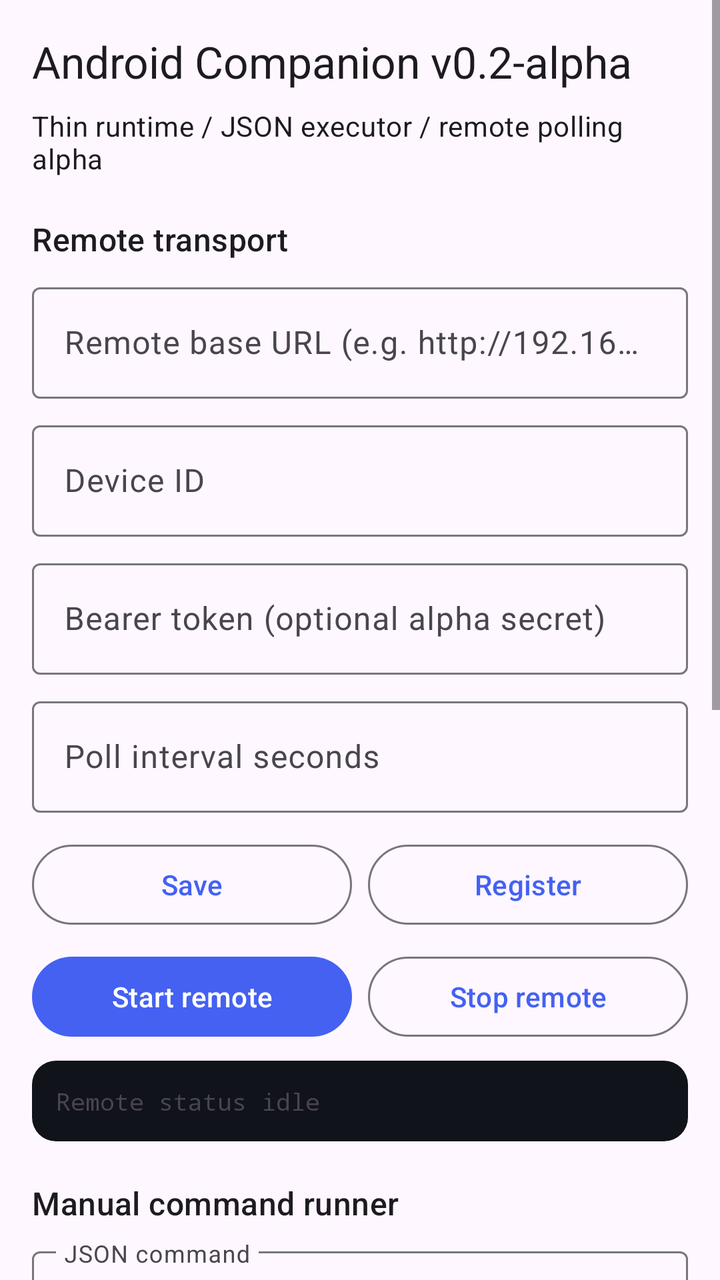
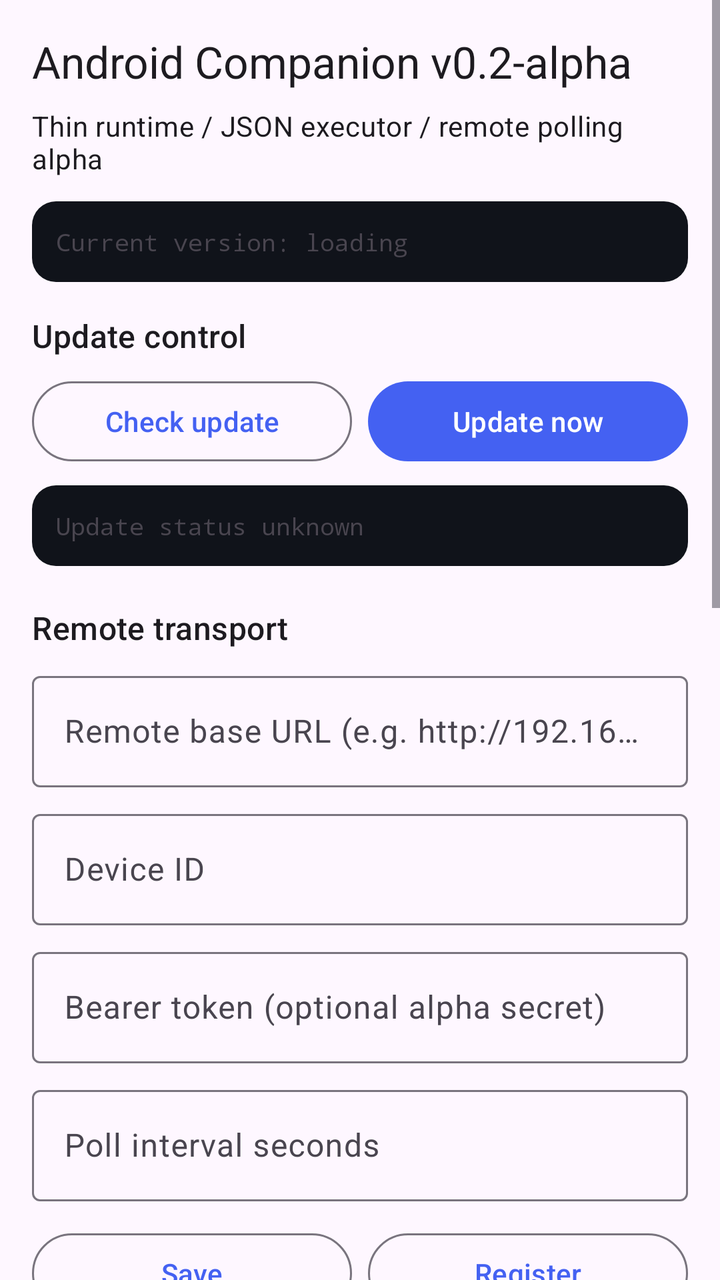

Screens rendered from an Android XML layout before and after an edit, with the pre-edit source and the edit as a unified diff.
<!-- AndroidManifest.xml: application theme Theme.AndroidCompanion -->
<!-- res/layout/activity_main.xml -->
<?xml version="1.0" encoding="utf-8"?>
<ScrollView xmlns:android="http://schemas.android.com/apk/res/android"
    android:layout_width="match_parent"
    android:layout_height="match_parent">

    <LinearLayout
        android:layout_width="match_parent"
        android:layout_height="wrap_content"
        android:orientation="vertical"
        android:padding="16dp">

        <TextView
            android:layout_width="wrap_content"
            android:layout_height="wrap_content"
            android:text="Android Companion v0.2-alpha"
            android:textAppearance="@style/TextAppearance.Material3.TitleLarge" />

        <TextView
            android:layout_width="wrap_content"
            android:layout_height="wrap_content"
            android:layout_marginTop="8dp"
            android:text="Thin runtime / JSON executor / remote polling alpha"
            android:textAppearance="@style/TextAppearance.Material3.BodyMedium" />

        <TextView
            android:layout_width="wrap_content"
            android:layout_height="wrap_content"
            android:layout_marginTop="20dp"
            android:text="Remote transport"
            android:textAppearance="@style/TextAppearance.Material3.TitleMedium" />

        <com.google.android.material.textfield.TextInputLayout
            android:layout_width="match_parent"
            android:layout_height="wrap_content"
            android:layout_marginTop="8dp"
            android:hint="Remote base URL (e.g. http://192.168.0.10:8787)">

            <com.google.android.material.textfield.TextInputEditText
                android:id="@+id/remoteBaseUrlInput"
                android:layout_width="match_parent"
                android:layout_height="wrap_content" />
        </com.google.android.material.textfield.TextInputLayout>

        <com.google.android.material.textfield.TextInputLayout
            android:layout_width="match_parent"
            android:layout_height="wrap_content"
            android:layout_marginTop="8dp"
            android:hint="Device ID">

            <com.google.android.material.textfield.TextInputEditText
                android:id="@+id/remoteDeviceIdInput"
                android:layout_width="match_parent"
                android:layout_height="wrap_content" />
        </com.google.android.material.textfield.TextInputLayout>

        <com.google.android.material.textfield.TextInputLayout
            android:layout_width="match_parent"
            android:layout_height="wrap_content"
            android:layout_marginTop="8dp"
            android:hint="Bearer token (optional alpha secret)">

            <com.google.android.material.textfield.TextInputEditText
                android:id="@+id/remoteTokenInput"
                android:layout_width="match_parent"
                android:layout_height="wrap_content" />
        </com.google.android.material.textfield.TextInputLayout>

        <com.google.android.material.textfield.TextInputLayout
            android:layout_width="match_parent"
            android:layout_height="wrap_content"
            android:layout_marginTop="8dp"
            android:hint="Poll interval seconds">

            <com.google.android.material.textfield.TextInputEditText
                android:id="@+id/remotePollSecondsInput"
                android:layout_width="match_parent"
                android:layout_height="wrap_content"
                android:inputType="number" />
        </com.google.android.material.textfield.TextInputLayout>

        <LinearLayout
            android:layout_width="match_parent"
            android:layout_height="wrap_content"
            android:layout_marginTop="12dp"
            android:orientation="horizontal">

            <com.google.android.material.button.MaterialButton
                android:id="@+id/saveRemoteConfigButton"
                style="@style/Widget.Material3.Button.OutlinedButton"
                android:layout_width="0dp"
                android:layout_height="wrap_content"
                android:layout_weight="1"
                android:text="Save" />

            <Space android:layout_width="8dp" android:layout_height="1dp" />

            <com.google.android.material.button.MaterialButton
                android:id="@+id/registerRemoteButton"
                style="@style/Widget.Material3.Button.OutlinedButton"
                android:layout_width="0dp"
                android:layout_height="wrap_content"
                android:layout_weight="1"
                android:text="Register" />
        </LinearLayout>

        <LinearLayout
            android:layout_width="match_parent"
            android:layout_height="wrap_content"
            android:layout_marginTop="8dp"
            android:orientation="horizontal">

            <com.google.android.material.button.MaterialButton
                android:id="@+id/startRemoteButton"
                android:layout_width="0dp"
                android:layout_height="wrap_content"
                android:layout_weight="1"
                android:text="Start remote" />

            <Space android:layout_width="8dp" android:layout_height="1dp" />

            <com.google.android.material.button.MaterialButton
                android:id="@+id/stopRemoteButton"
                style="@style/Widget.Material3.Button.OutlinedButton"
                android:layout_width="0dp"
                android:layout_height="wrap_content"
                android:layout_weight="1"
                android:text="Stop remote" />
        </LinearLayout>

        <TextView
            android:id="@+id/remoteStatusOutput"
            android:layout_width="match_parent"
            android:layout_height="wrap_content"
            android:layout_marginTop="8dp"
            android:background="@drawable/result_background"
            android:fontFamily="monospace"
            android:padding="12dp"
            android:text="Remote status idle"
            android:textIsSelectable="true"
            android:textSize="12sp" />

        <TextView
            android:layout_width="wrap_content"
            android:layout_height="wrap_content"
            android:layout_marginTop="20dp"
            android:text="Manual command runner"
            android:textAppearance="@style/TextAppearance.Material3.TitleMedium" />

        <com.google.android.material.textfield.TextInputLayout
            android:layout_width="match_parent"
            android:layout_height="wrap_content"
            android:layout_marginTop="8dp"
            android:hint="JSON command">

            <com.google.android.material.textfield.TextInputEditText
                android:id="@+id/commandInput"
                android:layout_width="match_parent"
                android:layout_height="220dp"
                android:gravity="top|start"
                android:inputType="textMultiLine"
                android:text='{
  "action": "health_ping",
  "params": {}
}' />
        </com.google.android.material.textfield.TextInputLayout>

        <com.google.android.material.button.MaterialButton
            android:id="@+id/executeButton"
            android:layout_width="match_parent"
            android:layout_height="wrap_content"
            android:layout_marginTop="12dp"
            android:text="Execute" />

        <LinearLayout
            android:layout_width="match_parent"
            android:layout_height="wrap_content"
            android:layout_marginTop="12dp"
            android:orientation="horizontal">

            <com.google.android.material.button.MaterialButton
                android:id="@+id/samplePingButton"
                style="@style/Widget.Material3.Button.OutlinedButton"
                android:layout_width="0dp"
                android:layout_height="wrap_content"
                android:layout_weight="1"
                android:text="Ping" />

            <Space android:layout_width="8dp" android:layout_height="1dp" />

            <com.google.android.material.button.MaterialButton
                android:id="@+id/sampleListAppsButton"
                style="@style/Widget.Material3.Button.OutlinedButton"
                android:layout_width="0dp"
                android:layout_height="wrap_content"
                android:layout_weight="1"
                android:text="Apps" />

            <Space android:layout_width="8dp" android:layout_height="1dp" />

            <com.google.android.material.button.MaterialButton
                android:id="@+id/sampleUpdateButton"
                style="@style/Widget.Material3.Button.OutlinedButton"
                android:layout_width="0dp"
                android:layout_height="wrap_content"
                android:layout_weight="1"
                android:text="Update" />
        </LinearLayout>

        <TextView
            android:layout_width="wrap_content"
            android:layout_height="wrap_content"
            android:layout_marginTop="16dp"
            android:text="Result"
            android:textAppearance="@style/TextAppearance.Material3.TitleMedium" />

        <TextView
            android:id="@+id/resultOutput"
            android:layout_width="match_parent"
            android:layout_height="wrap_content"
            android:layout_marginTop="8dp"
            android:background="@drawable/result_background"
            android:fontFamily="monospace"
            android:padding="12dp"
            android:textIsSelectable="true"
            android:textSize="12sp" />

        <TextView
            android:layout_width="wrap_content"
            android:layout_height="wrap_content"
            android:layout_marginTop="16dp"
            android:text="Recent command logs"
            android:textAppearance="@style/TextAppearance.Material3.TitleMedium" />

        <TextView
            android:id="@+id/recentLogsOutput"
            android:layout_width="match_parent"
            android:layout_height="wrap_content"
            android:layout_marginTop="8dp"
            android:background="@drawable/result_background"
            android:fontFamily="monospace"
            android:padding="12dp"
            android:textIsSelectable="true"
            android:textSize="12sp" />
    </LinearLayout>
</ScrollView>
<!-- resources referenced by this layout -->
<resources>
  <!-- drawable result_background (drawable) -->
  <shape xmlns:android="http://schemas.android.com/apk/res/android" android:shape="rectangle">
      <solid android:color="#10131A" />
      <corners android:radius="12dp" />
  </shape>
  <style name="Theme.AndroidCompanion" parent="Theme.Material3.DayNight.NoActionBar">
          <item name="colorPrimary">#4461F2</item>
          <item name="android:statusBarColor">@android:color/transparent</item>
          <item name="android:windowLightStatusBar" tools:targetApi="23">false</item>
      </style>
</resources>

<!-- the commit's change to res/layout/activity_main.xml (unified diff, before → after) -->
@@ -21,6 +21,61 @@
             android:layout_marginTop="8dp"
             android:text="Thin runtime / JSON executor / remote polling alpha"
             android:textAppearance="@style/TextAppearance.Material3.BodyMedium" />
+
+        <TextView
+            android:id="@+id/versionOutput"
+            android:layout_width="match_parent"
+            android:layout_height="wrap_content"
+            android:layout_marginTop="12dp"
+            android:background="@drawable/result_background"
+            android:fontFamily="monospace"
+            android:padding="12dp"
+            android:text="Current version: loading"
+            android:textIsSelectable="true"
+            android:textSize="12sp" />
+
+        <TextView
+            android:layout_width="wrap_content"
+            android:layout_height="wrap_content"
+            android:layout_marginTop="16dp"
+            android:text="Update control"
+            android:textAppearance="@style/TextAppearance.Material3.TitleMedium" />
+
+        <LinearLayout
+            android:layout_width="match_parent"
+            android:layout_height="wrap_content"
+            android:layout_marginTop="8dp"
+            android:orientation="horizontal">
+
+            <com.google.android.material.button.MaterialButton
+                android:id="@+id/checkUpdateButton"
+                style="@style/Widget.Material3.Button.OutlinedButton"
+                android:layout_width="0dp"
+                android:layout_height="wrap_content"
+                android:layout_weight="1"
+                android:text="Check update" />
+
+            <Space android:layout_width="8dp" android:layout_height="1dp" />
+
+            <com.google.android.material.button.MaterialButton
+                android:id="@+id/updateNowButton"
+                android:layout_width="0dp"
+                android:layout_height="wrap_content"
+                android:layout_weight="1"
+                android:text="Update now" />
+        </LinearLayout>
+
+        <TextView
+            android:id="@+id/updateStatusOutput"
+            android:layout_width="match_parent"
+            android:layout_height="wrap_content"
+            android:layout_marginTop="8dp"
+            android:background="@drawable/result_background"
+            android:fontFamily="monospace"
+            android:padding="12dp"
+            android:text="Update status unknown"
+            android:textIsSelectable="true"
+            android:textSize="12sp" />
 
         <TextView
             android:layout_width="wrap_content"
